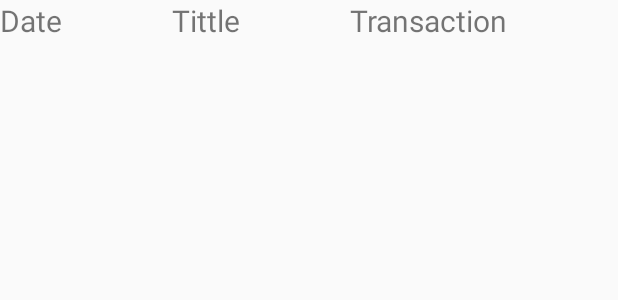
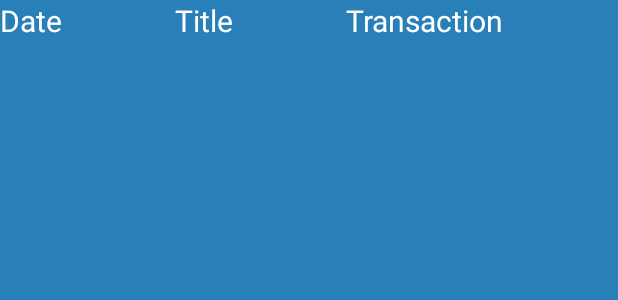
Before and after one commit to EvanBelcher/SocialSave, an Android app: the layout trans_fragment.xml on its own in the app's theme, with its tools: preview values and no code run, on a phone screen of 412 x 824 dp. Shown: the top 300 px of the screen. Run offline under Robolectric (Android 15) with nearby library versions, the phone set to English and light mode, and no system bars.

Commit message:
Merge branch 'master' of /Users/nikhil/AndroidStudioProjects/SocialSave with conflicts.

```diff
--- a/app/src/main/AndroidManifest.xml
+++ b/app/src/main/AndroidManifest.xml
@@ -9,17 +9,17 @@
         android:label="@string/app_name"
         android:theme="@style/SSTheme"
         tools:replace="android:theme">
-        <activity android:name=".LoginActivity">
+        <activity android:name=".MainActivity">
             <intent-filter>
                 <action android:name="android.intent.action.MAIN" />
 
                 <category android:name="android.intent.category.LAUNCHER" />
             </intent-filter>
         </activity>
-        <activity android:name=".MainActivity" />
         <activity android:name=".MakingGoals" />
+        <activity android:name=".JoinGroupActvity" />
         <activity android:name=".CreateAGroupActivity" />
-        <activity android:name=".JoinGroupActvity" />
+        <activity android:name=".LoginActivity" />
         <activity android:name=".LogginIntoMain" />
         <activity android:name=".SignUpActivity"></activity>
     </application>
--- a/app/src/main/res/layout/trans_fragment.xml
+++ b/app/src/main/res/layout/trans_fragment.xml
@@ -2,6 +2,7 @@
 <android.support.v4.widget.SwipeRefreshLayout xmlns:android="http://schemas.android.com/apk/res/android"
     android:layout_width="match_parent"
     android:layout_height="match_parent"
+    android:background="#2980B9"
     android:id="@+id/refreshViewForTrans" >
     <ScrollView
         android:layout_width="match_parent"
@@ -20,16 +21,19 @@
             android:layout_height="wrap_content"
             android:layout_weight="1"
             android:text="Date"
+            android:textColor="#fff"
             android:textSize="20dp"/>
         <TextView
             android:layout_width="wrap_content"
             android:layout_height="wrap_content"
             android:layout_weight="1"
-            android:text="Tittle"
+            android:textColor="#fff"
+            android:text="Title"
             android:textSize="20dp"/>
         <TextView
             android:layout_width="wrap_content"
             android:layout_height="wrap_content"
+            android:textColor="#fff"
             android:layout_weight="1"
             android:text="Transaction"
             android:textSize="20dp"/>
```
